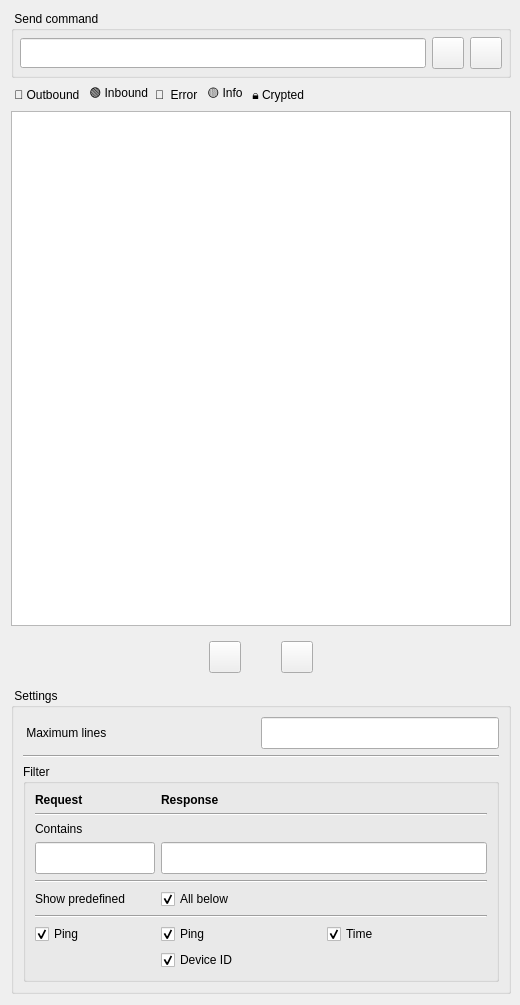
Before: the Qt Designer form src/ui/debug.ui in AceOfSnakes/NetRC, drawn with Qt 5.
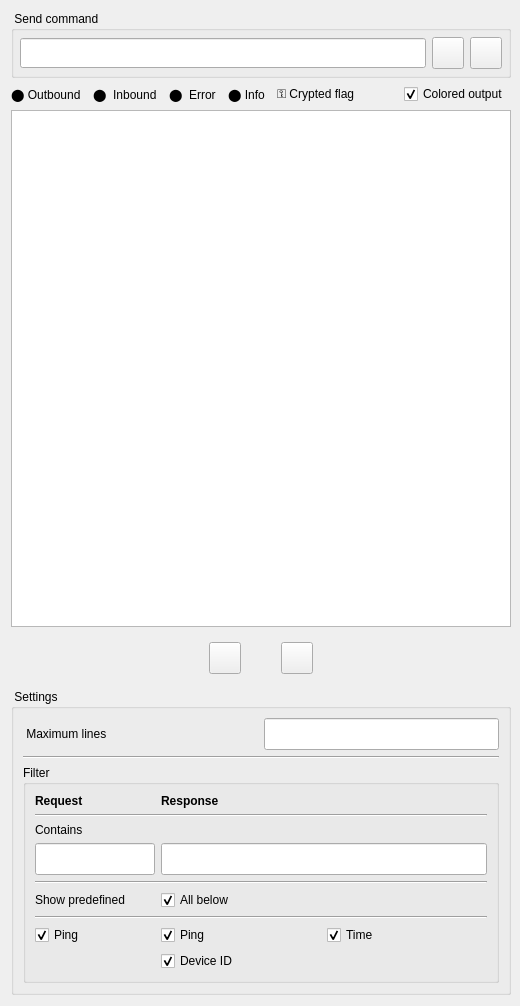
After: the same form once the commit is applied. Icons and pictures are not drawn.

Commit message: crypto and debug changes

The edit to the form file:
```diff
--- a/src/ui/debug.ui
+++ b/src/ui/debug.ui
@@ -10,7 +10,7 @@
     <x>0</x>
     <y>0</y>
     <width>520</width>
-    <height>1005</height>
+    <height>1006</height>
    </rect>
   </property>
   <property name="sizePolicy">
@@ -158,42 +158,16 @@
     </widget>
    </item>
    <item>
-    <layout class="QGridLayout" name="gridLayout_2">
-     <item row="0" column="2">
-      <widget class="QLabel" name="label_5">
-       <property name="text">
-        <string>🔴  Error</string>
-       </property>
-      </widget>
-     </item>
-     <item row="0" column="3">
-      <widget class="QLabel" name="label_6">
-       <property name="text">
-        <string> 🟡 Info</string>
-       </property>
-      </widget>
-     </item>
-     <item row="0" column="4">
-      <widget class="QLabel" name="label_7">
-       <property name="text">
-        <string> 🔒 Crypted</string>
-       </property>
-      </widget>
-     </item>
-     <item row="0" column="1">
-      <widget class="QLabel" name="label_4">
-       <property name="text">
-        <string> 🟢 Inbound</string>
-       </property>
-      </widget>
-     </item>
-     <item row="0" column="0">
-      <widget class="QLabel" name="label_3">
-       <property name="text">
-        <string> 🔵 Outbound</string>
-       </property>
-      </widget>
-     </item>
+    <layout class="QGridLayout" name="gridLayout_2" rowminimumheight="0">
+     <property name="rightMargin">
+      <number>0</number>
+     </property>
+     <property name="horizontalSpacing">
+      <number>12</number>
+     </property>
+     <property name="verticalSpacing">
+      <number>36</number>
+     </property>
      <item row="0" column="9">
       <spacer name="horizontalSpacer">
        <property name="orientation">
@@ -207,9 +181,54 @@
        </property>
       </spacer>
      </item>
+     <item row="0" column="4">
+      <widget class="QLabel" name="label_7">
+       <property name="text">
+        <string>⚿ Crypted flag</string>
+       </property>
+      </widget>
+     </item>
+     <item row="0" column="1">
+      <widget class="QLabel" name="inboundColorLabel">
+       <property name="text">
+        <string>⬤  Inbound</string>
+       </property>
+      </widget>
+     </item>
+     <item row="0" column="0">
+      <widget class="QLabel" name="outboundColorLabel">
+       <property name="text">
+        <string>⬤ Outbound</string>
+       </property>
+      </widget>
+     </item>
+     <item row="0" column="3">
+      <widget class="QLabel" name="informationColorLabel">
+       <property name="text">
+        <string>⬤ Info</string>
+       </property>
+      </widget>
+     </item>
+     <item row="0" column="2">
+      <widget class="QLabel" name="alertColorLabel">
+       <property name="text">
+        <string>⬤  Error</string>
+       </property>
+      </widget>
+     </item>
+     <item row="0" column="10">
+      <widget class="QCheckBox" name="coloredOutputCheckBox">
+       <property name="text">
+        <string>Colored output</string>
+       </property>
+       <property name="checked">
+        <bool>true</bool>
+       </property>
+      </widget>
+     </item>
     </layout>
    </item>
-   <item>
+   <item alignment="Qt::AlignmentFlag::AlignLeft">
     <widget class="QTextEdit" name="textEdit">
      <property name="sizePolicy">
       <sizepolicy hsizetype="Fixed" vsizetype="Expanding">
@@ -415,9 +434,9 @@
        <number>9</number>
       </property>
       <item>
-       <layout class="QHBoxLayout" name="horizontalLayout_2">
+       <layout class="QHBoxLayout" name="horizontalLayout_2" stretch="0,0">
         <property name="spacing">
-         <number>0</number>
+         <number>6</number>
         </property>
         <property name="sizeConstraint">
          <enum>QLayout::SizeConstraint::SetMinimumSize</enum>
@@ -455,6 +474,9 @@
           <property name="text">
            <string/>
           </property>
+          <property name="alignment">
+           <set>Qt::AlignmentFlag::AlignCenter</set>
+          </property>
          </widget>
         </item>
        </layout>
@@ -584,6 +606,9 @@
              <height>32</height>
             </size>
            </property>
+           <property name="alignment">
+            <set>Qt::AlignmentFlag::AlignCenter</set>
+           </property>
           </widget>
          </item>
          <item row="3" column="0" colspan="3">
@@ -707,6 +732,9 @@
              <height>16777215</height>
             </size>
            </property>
+           <property name="alignment">
+            <set>Qt::AlignmentFlag::AlignCenter</set>
+           </property>
           </widget>
          </item>
         </layout>
```
The commit also changes 7 other files.
